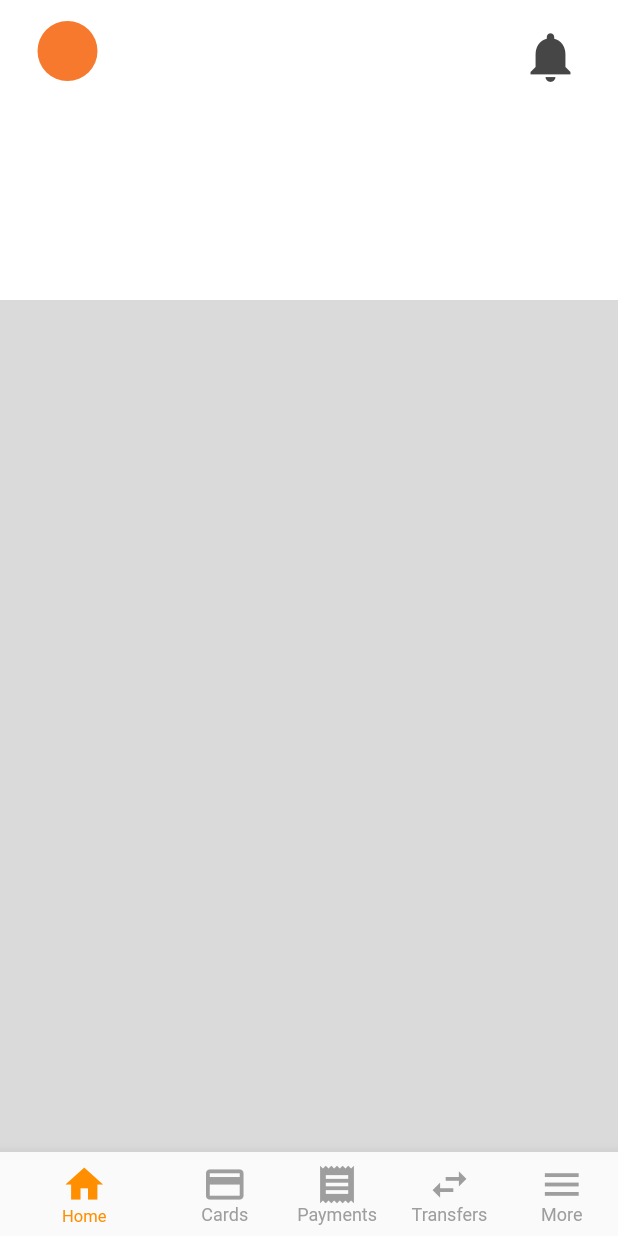
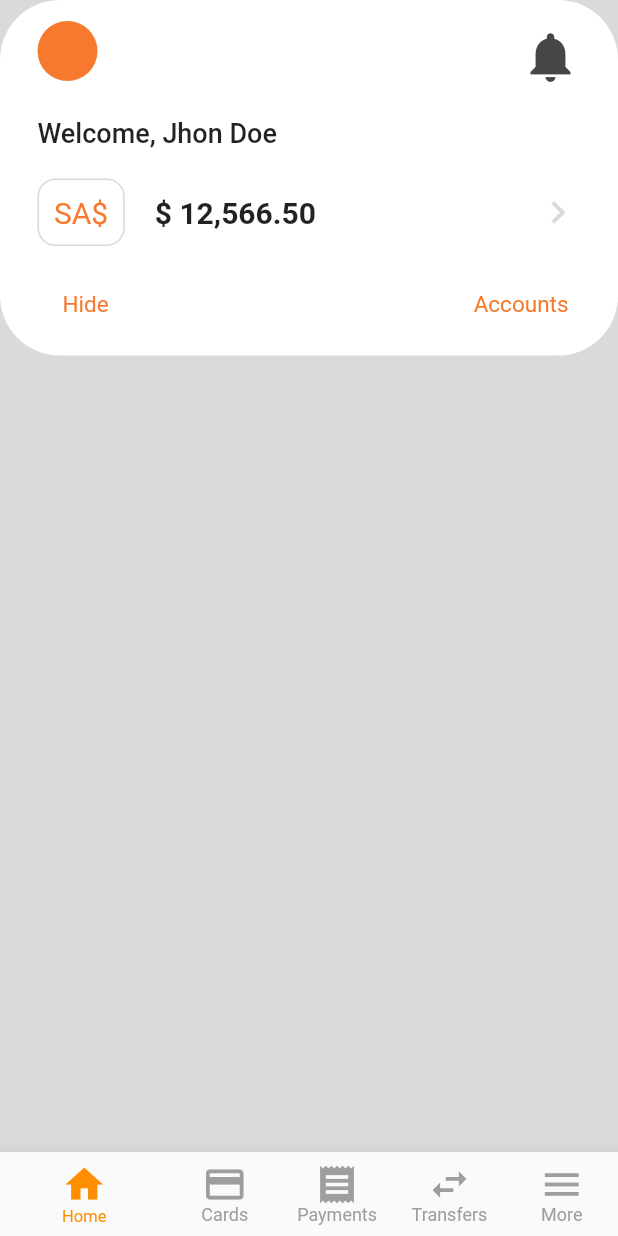
Before and after one commit to RamiroCuenca/home-banking-app, a Flutter app: the screen it shows after launch, on a phone screen of 412 x 824 dp. Run offline on Flutter 3.47's test engine with Material 2 defaults, Android fonts, the light colour scheme and no system bars.

Commit message:
Moved top_card to an independent widget and created monthly promotion card

```diff
--- a/lib/src/pages/main_page.dart
+++ b/lib/src/pages/main_page.dart
@@ -13,36 +13,9 @@ class MainPage extends StatelessWidget {
       backgroundColor: kGrey,
       body: Column(
         children: <Widget>[
-          // PageView in order to able scrolling
-          Container(
-            width: double.infinity,
-            height: 200.0,
-            padding: kPadding,
-            decoration: BoxDecoration(color: Colors.white),
-            child: SafeArea(
-              child: Column(
-                children: <Widget>[
-                  Row(
-                    mainAxisAlignment: MainAxisAlignment.spaceBetween,
-                    children: <Widget>[
-                      CircleAvatar(
-                        backgroundColor: kMainColor,
-                        radius: 20.0,
-                      ),
-                      IconButton(
-                        icon: Icon(
-                          Icons.notifications,
-                          size: 40.0,
-                          color: kDarkGrey,
-                        ),
-                        onPressed: () {},
-                      ),
-                    ],
-                  ),
-                ],
-              ),
-            ),
-          ),
+          // TopCard
+          getTopCard(),
+          getMonthlyPromotion(),
         ],
       ),
       bottomNavigationBar: getBottomNavitagionBar(),
--- /dev/null
+++ b/lib/src/widgets/main_page/monthly_promotion_widget.dart
@@ -0,0 +1,11 @@
+import 'package:flutter/material.dart';
+
+Widget getMonthlyPromotion() {
+  return Container(
+    width: double.infinity,
+    margin: EdgeInsets.all(20.0),
+    child: Row(
+      children: <Widget>[],
+    ),
+  );
+}
--- /dev/null
+++ b/lib/src/widgets/main_page/top_card_widget.dart
@@ -0,0 +1,125 @@
+import 'package:flutter/material.dart';
+
+import '../../constants.dart';
+
+Widget getTopCard() {
+  return Container(
+    width: double.infinity,
+    // height: 200.0,
+    padding: kPadding,
+    decoration: BoxDecoration(
+      color: Colors.white,
+      borderRadius: BorderRadius.circular(40),
+    ),
+    child: SafeArea(
+      child: Column(
+        crossAxisAlignment: CrossAxisAlignment.start,
+        children: <Widget>[
+          // Icons from de top
+          Row(
+            mainAxisAlignment: MainAxisAlignment.spaceBetween,
+            children: <Widget>[
+              CircleAvatar(
+                backgroundColor: kMainColor,
+                radius: 20.0,
+              ),
+              IconButton(
+                icon: Icon(
+                  Icons.notifications,
+                  size: 40.0,
+                  color: kDarkGrey,
+                ),
+                onPressed: () {},
+              ),
+            ],
+          ),
+          // Text
+          SizedBox(
+            height: 20.0,
+          ),
+          Text(
+            'Welcome, Jhon Doe',
+            style: TextStyle(fontSize: 18.0, fontWeight: FontWeight.w500),
+          ),
+          SizedBox(
+            height: 20.0,
+          ),
+          // SavingAccount and Money movements
+          GestureDetector(
+            child: Row(
+              mainAxisAlignment: MainAxisAlignment.spaceBetween,
+              children: <Widget>[
+                Container(
+                  child: Row(
+                    children: [
+                      Container(
+                        padding: EdgeInsets.all(10.0),
+                        child: Text(
+                          'SA\$',
+                          style: TextStyle(
+                            color: kMainColor,
+                            fontSize: 20.0,
+                          ),
+                        ),
+                        decoration: BoxDecoration(
+                          border: Border.all(
+                            color: kGrey,
+                            width: 1,
+                          ),
+                          borderRadius: BorderRadius.circular(12),
+                        ),
+                      ),
+                      SizedBox(
+                        width: 20.0,
+                      ),
+                      Text(
+                        '\$ 12,566.50',
+                        style: TextStyle(
+                            fontWeight: FontWeight.bold, fontSize: 20.0),
+                      ),
+                    ],
+                  ),
+                ),
+                Icon(
+                  Icons.chevron_right,
+                  color: kGrey,
+                  size: 30.0,
+                ),
+              ],
+            ),
+            onTap: () {},
+          ),
+          // Bottom Buttons
+          SizedBox(
+            height: 15.0,
+          ),
+          Row(
+            mainAxisAlignment: MainAxisAlignment.spaceBetween,
+            children: <Widget>[
+              TextButton(
+                onPressed: () {},
+                child: Text(
+                  'Hide',
+                  style: TextStyle(
+                      color: kMainColor,
+                      fontSize: 15.0,
+                      fontWeight: FontWeight.w400),
+                ),
+              ),
+              TextButton(
+                onPressed: () {},
+                child: Text(
+                  'Accounts',
+                  style: TextStyle(
+                      color: kMainColor,
+                      fontSize: 15.0,
+                      fontWeight: FontWeight.w400),
+                ),
+              ),
+            ],
+          ),
+        ],
+      ),
+    ),
+  );
+}
--- a/lib/src/widgets/widgets.dart
+++ b/lib/src/widgets/widgets.dart
@@ -1 +1,6 @@
+// Shared
 export 'shared/bottom_navigation_bar.dart';
+
+// Main Page
+export 'main_page/top_card_widget.dart';
+export 'main_page/monthly_promotion_widget.dart';
```
